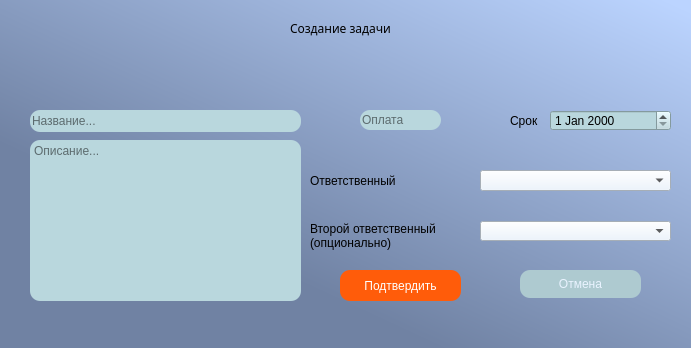
The window that course/creatework.ui (TFed555/Coursework) describes before a commit, drawn with Qt 5.
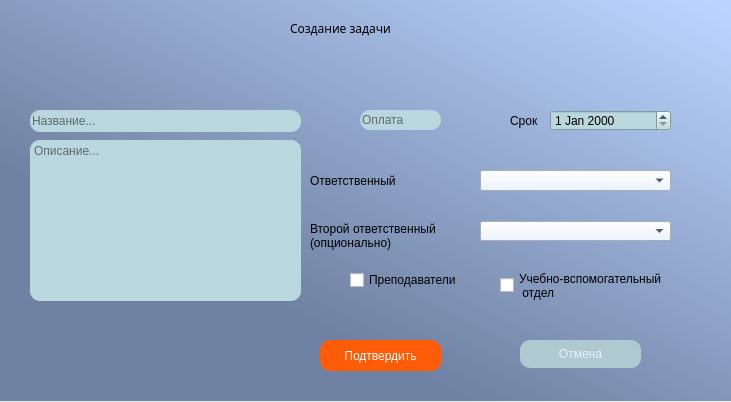
The same window after the commit.

Commit message: Добавлен фильтр в окно creatework

Diff of the .ui file:
```diff
--- a/course/creatework.ui
+++ b/course/creatework.ui
@@ -6,8 +6,8 @@
    <rect>
     <x>0</x>
     <y>0</y>
-    <width>691</width>
-    <height>348</height>
+    <width>731</width>
+    <height>402</height>
    </rect>
   </property>
   <property name="windowTitle">
@@ -21,8 +21,8 @@
     <rect>
      <x>0</x>
      <y>0</y>
-     <width>691</width>
-     <height>351</height>
+     <width>731</width>
+     <height>401</height>
     </rect>
    </property>
    <property name="styleSheet">
@@ -123,8 +123,8 @@
   <widget class="QPushButton" name="confirmButton">
    <property name="geometry">
     <rect>
-     <x>340</x>
-     <y>270</y>
+     <x>320</x>
+     <y>340</y>
      <width>121</width>
      <height>31</height>
     </rect>
@@ -144,7 +144,7 @@
    <property name="geometry">
     <rect>
      <x>520</x>
-     <y>270</y>
+     <y>340</y>
      <width>121</width>
      <height>28</height>
     </rect>
@@ -250,6 +250,39 @@
     <string>Оплата</string>
    </property>
   </widget>
+  <widget class="QCheckBox" name="teacherBox">
+   <property name="geometry">
+    <rect>
+     <x>350</x>
+     <y>270</y>
+     <width>131</width>
+     <height>20</height>
+    </rect>
+   </property>
+   <property name="styleSheet">
+    <string notr="true">font: 7.5pt &quot;Cascadia Code&quot;;</string>
+   </property>
+   <property name="text">
+    <string>Преподаватели</string>
+   </property>
+  </widget>
+  <widget class="QCheckBox" name="employeeBox">
+   <property name="geometry">
+    <rect>
+     <x>500</x>
+     <y>270</y>
+     <width>201</width>
+     <height>31</height>
+    </rect>
+   </property>
+   <property name="styleSheet">
+    <string notr="true">font: 7.5pt &quot;Cascadia Code&quot;;</string>
+   </property>
+   <property name="text">
+    <string>Учебно-вспомогательный
+ отдел</string>
+   </property>
+  </widget>
  </widget>
  <resources/>
  <connections/>
```
The commit also changes 6 other files.
